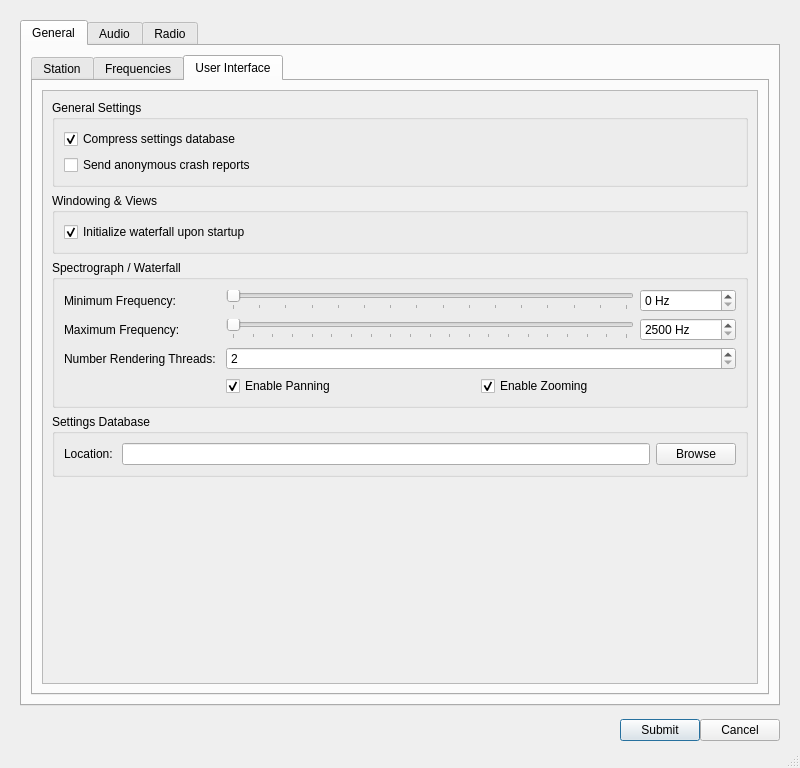
GekkoFyre/small-world-deluxe, file src/ui/dialogsettings.ui: the form before one commit.
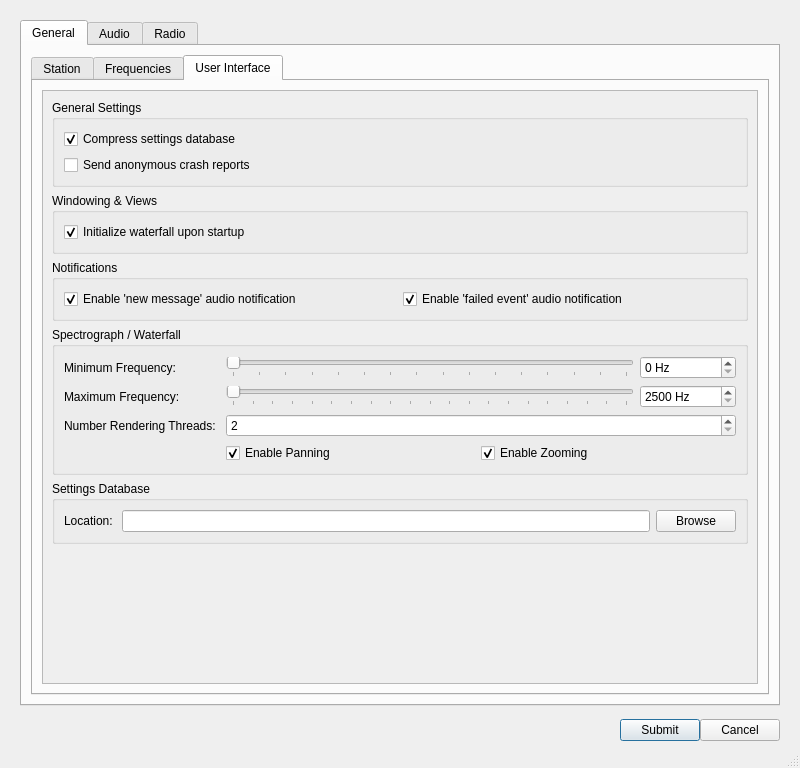
The form after the commit. The open tabs and pages were chosen to show the change.

Commit message: * Added a QSettingsDialog option with whether the user wants to enable audial notifications relating to certain events or not. The setting in question is saved to Google LevelDB. This also pertains to Issue #4.

Patch:
```diff
--- a/src/ui/dialogsettings.ui
+++ b/src/ui/dialogsettings.ui
@@ -562,8 +562,8 @@
                      <rect>
                       <x>0</x>
                       <y>0</y>
-                      <width>464</width>
-                      <height>385</height>
+                      <width>742</width>
+                      <height>621</height>
                      </rect>
                     </property>
                     <layout class="QVBoxLayout" name="verticalLayout_23">
@@ -612,6 +612,83 @@
                        </layout>
                       </widget>
                      </item>
+                     <item>
+                      <widget class="QGroupBox" name="groupBox_notification_settings">
+                       <property name="title">
+                        <string>Notifications</string>
+                       </property>
+                       <layout class="QHBoxLayout" name="horizontalLayout_20">
+                        <item>
+                         <widget class="QFrame" name="frame_notification_settings_left_frame">
+                          <property name="frameShape">
+                           <enum>QFrame::NoFrame</enum>
+                          </property>
+                          <property name="frameShadow">
+                           <enum>QFrame::Plain</enum>
+                          </property>
+                          <layout class="QVBoxLayout" name="verticalLayout_48">
+                           <property name="leftMargin">
+                            <number>0</number>
+                           </property>
+                           <property name="topMargin">
+                            <number>0</number>
+                           </property>
+                           <property name="rightMargin">
+                            <number>0</number>
+                           </property>
+                           <property name="bottomMargin">
+                            <number>0</number>
+                           </property>
+                           <item>
+                            <widget class="QCheckBox" name="checkBox_new_msg_audio_notification">
+                             <property name="text">
+                              <string>Enable 'new message' audio notification</string>
+                             </property>
+                             <property name="checked">
+                              <bool>true</bool>
+                             </property>
+                            </widget>
+                           </item>
+                          </layout>
+                         </widget>
+                        </item>
+                        <item>
+                         <widget class="QFrame" name="frame_notification_settings_right_frame">
+                          <property name="frameShape">
+                           <enum>QFrame::NoFrame</enum>
+                          </property>
+                          <property name="frameShadow">
+                           <enum>QFrame::Plain</enum>
+                          </property>
+                          <layout class="QVBoxLayout" name="verticalLayout_49">
+                           <property name="leftMargin">
+                            <number>0</number>
+                           </property>
+                           <property name="topMargin">
+                            <number>0</number>
+                           </property>
+                           <property name="rightMargin">
+                            <number>0</number>
+                           </property>
+                           <property name="bottomMargin">
+                            <number>0</number>
+                           </property>
+                           <item>
+                            <widget class="QCheckBox" name="checkBox_failed_event_audio_notification">
+                             <property name="text">
+                              <string>Enable 'failed event' audio notification</string>
+                             </property>
+                             <property name="checked">
+                              <bool>true</bool>
+                             </property>
+                            </widget>
+                           </item>
+                          </layout>
+                         </widget>
+                        </item>
+                       </layout>
+                      </widget>
+                     </item>
                      <item>
                       <widget class="QGroupBox" name="groupBox_spectro_settings">
                        <property name="title">
```
Left out of the diff: 10 changed lines with no effect on the pictures. The commit also changes 7 other files.
